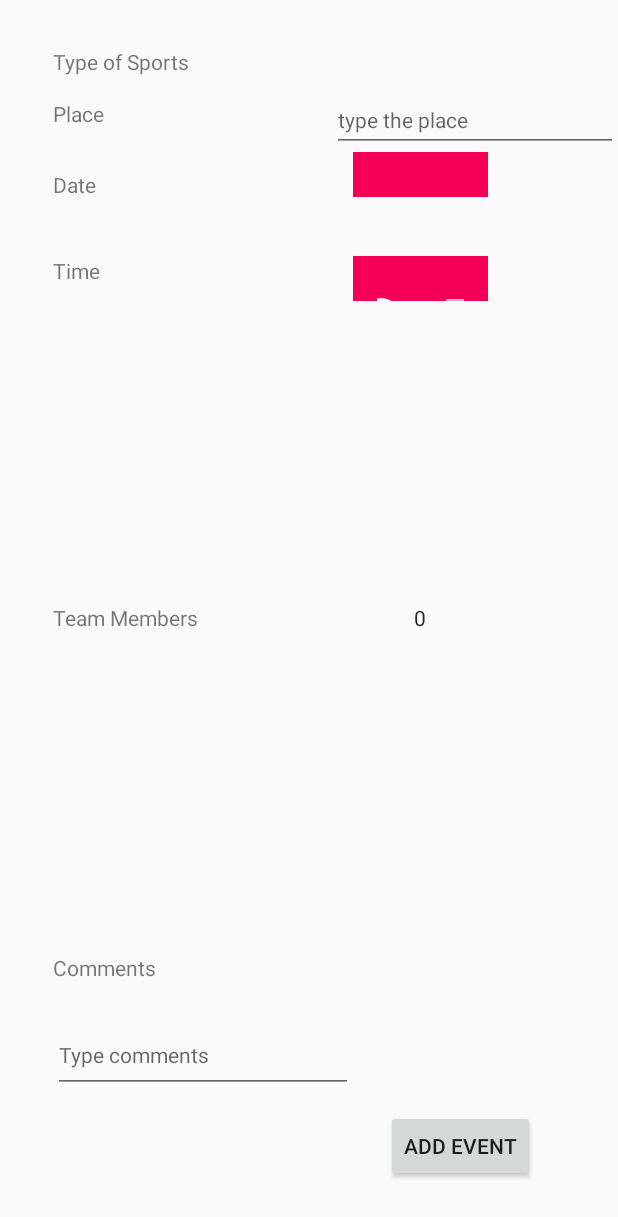
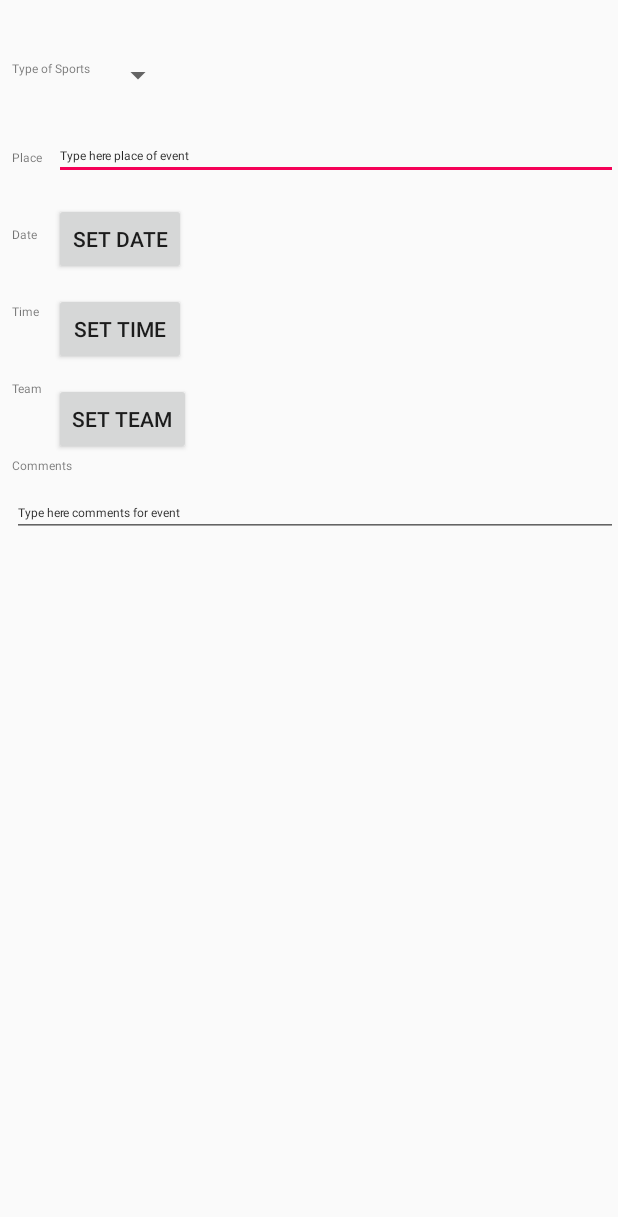
Before and after one commit to IgorSukhinskii/Social-Gym, an Android app: the layout add_event.xml on its own in the app's theme, with its tools: preview values and no code run, on a phone screen of 412 x 824 dp. Shown: the top 1217 px of the screen. Run offline under Robolectric (Android 15) with nearby library versions, the phone set to English and light mode, and no system bars.

Commit message:
SG-8: Make font sizes the same in 'add_event.xml' Make alignment in 'add_event.xml' Make buttons for date, time and number pickers in 'add_event.xml'

```diff
--- a/Android/app/src/main/res/layout/add_event.xml
+++ b/Android/app/src/main/res/layout/add_event.xml
@@ -1,138 +1,133 @@
 <?xml version="1.0" encoding="utf-8"?>
 <RelativeLayout xmlns:android="http://schemas.android.com/apk/res/android"
+    android:layout_width="match_parent"
+    android:layout_height="match_parent"
+    android:layout_alignParentTop="true"
+    android:layout_marginStart="@dimen/margin_start_addevent">
 
+    <TextView
+        android:text="Type of Sports"
+        android:layout_width="wrap_content"
+        android:layout_height="wrap_content"
+        android:id="@+id/textView1"
+        android:layout_alignParentTop="true"
+        android:layout_alignParentStart="true"
+        android:layout_marginTop="40dp"
+        android:textSize="@dimen/font_size_addevent"/>
 
-android:layout_width="match_parent"
-android:layout_height="match_parent">
+    <TextView
+        android:text="Place"
+        android:layout_width="wrap_content"
+        android:layout_height="wrap_content"
+        android:id="@+id/textView2"
+        android:layout_marginTop="37dp"
+        android:textSize="@dimen/font_size_addevent"
+        android:layout_below="@+id/spinner"
+        android:layout_alignParentStart="true" />
 
+    <TextView
+        android:text="Date"
+        android:layout_width="wrap_content"
+        android:layout_height="wrap_content"
+        android:id="@+id/textView3"
+        android:layout_marginTop="40dp"
+        android:layout_below="@id/textView2"
+        android:textSize="@dimen/font_size_addevent"/>
 
     <TextView
         android:text="Time"
         android:layout_width="wrap_content"
         android:layout_height="wrap_content"
         android:id="@+id/textView4"
-    android:layout_marginTop="39dp"
-    android:layout_below="@+id/datePicker"
-    android:layout_alignStart="@+id/textView3" />
-
-<android.support.design.widget.TextInputLayout
-    android:layout_width="match_parent"
-    android:layout_height="wrap_content"
-    android:layout_above="@+id/button"
-    android:layout_alignParentEnd="true"
-    android:layout_marginBottom="11dp"
-    android:baselineAligned="false"
-    android:id="@+id/textInputLayout2">
-
-</android.support.design.widget.TextInputLayout>
-
-    <NumberPicker
-    android:layout_width="90dp"
-    android:layout_height="30dp"
-    android:id="@+id/numberPicker"
-    android:layout_centerVertical="true"
-    android:layout_alignStart="@+id/timePicker" />
-
-    <ExpandableListView
-    android:layout_width="90dp"
-    android:layout_height="30dp"
-    android:id="@+id/expandableListView"
-    android:layout_marginEnd="14dp"
-    android:layout_above="@+id/textInputLayout"
-    android:layout_alignEnd="@+id/datePicker" />
+        android:layout_marginTop="40dp"
+        android:layout_below="@id/textView3"
+        android:textSize="@dimen/font_size_addevent"/>
 
     <TextView
-    android:text="Date"
-    android:layout_width="wrap_content"
-    android:layout_height="wrap_content"
-    android:layout_marginTop="12dp"
-    android:id="@+id/textView3"
-    android:layout_below="@+id/textInputLayout"
-    android:layout_alignStart="@+id/textView2" />
-
-<TextView
-    android:text="Team Members"
+        android:text="Team"
         android:layout_width="wrap_content"
         android:layout_height="wrap_content"
         android:id="@+id/textView5"
-    android:layout_marginStart="35dp"
-    android:layout_centerVertical="true"
-    android:layout_alignParentStart="true" />
+        android:layout_marginTop="40dp"
+        android:layout_below="@id/textView4"
+        android:textSize="@dimen/font_size_addevent"/>
 
     <TextView
         android:text="Comments"
         android:layout_width="wrap_content"
         android:layout_height="wrap_content"
         android:id="@+id/textView6"
-    android:layout_marginBottom="24dp"
-    android:layout_above="@+id/editText2"
-    android:layout_alignStart="@+id/textView5" />
+        android:layout_marginTop="40dp"
+        android:layout_below="@id/textView5"
+        android:textSize="@dimen/font_size_addevent"/>
 
-<TextView
-    android:text="Type of Sports"
+
+    <Spinner
         android:layout_width="wrap_content"
         android:layout_height="wrap_content"
-    android:layout_marginTop="31dp"
-    android:id="@+id/textView"
-    android:layout_alignParentTop="true"
-    android:layout_alignStart="@+id/textView5" />
-
-<TextView
-    android:text="Place"
-    android:layout_width="wrap_content"
-    android:layout_height="wrap_content"
-    android:id="@+id/textView2"
-    android:layout_marginBottom="16dp"
-    android:layout_above="@+id/datePicker"
-    android:layout_alignStart="@+id/textView" />
-
-<android.support.design.widget.TextInputLayout
-    android:layout_width="match_parent"
-    android:layout_height="wrap_content"
-    android:id="@+id/textInputLayout"
-    android:layout_below="@+id/textView"
-    android:layout_alignStart="@+id/expandableListView">
+        android:id="@+id/spinner"
+        android:layout_toRightOf="@+id/textView1"
+        android:layout_marginTop="38dp"
+        android:textSize="@dimen/font_size_addevent"
+        android:layout_marginStart="@dimen/margin_start_addevent"
+        android:entries="@array/typeOfSports"/>
 
     <EditText
         android:layout_width="match_parent"
         android:layout_height="wrap_content"
-        android:hint="type the place"
-        android:textSize="14sp"
+        android:inputType="textPersonName"
+        android:text="Type here place of event "
+        android:layout_below="@+id/spinner"
+        android:layout_marginTop="26dp"
+        android:layout_toEndOf="@+id/textView2"
+        android:layout_marginStart="@dimen/margin_start_addevent"
+        android:textSize="@dimen/font_size_addevent"
         android:id="@+id/editText" />
-</android.support.design.widget.TextInputLayout>
 
-    <DatePicker
-        android:layout_width="90dp"
-        android:layout_height="30dp"
-        android:id="@+id/datePicker"
-        android:layout_below="@+id/textInputLayout"
-        android:layout_alignStart="@+id/timePicker" />
+    <Button
+        android:id="@+id/dateButton"
+        android:layout_width="wrap_content"
+        android:layout_height="wrap_content"
+        android:text="Set Date"
+        android:layout_below="@+id/editText"
+        android:layout_toEndOf="@+id/textView2"
+        android:layout_marginStart="@dimen/margin_start_addevent"
+        android:layout_marginTop="15dp"
+        android:onClick="setDate"  />
 
-    <TimePicker
-    android:layout_width="90dp"
-    android:layout_height="30dp"
-    android:id="@+id/timePicker"
-        android:layout_alignTop="@+id/textView4"
-        android:layout_toEndOf="@+id/editText2" />
+    <Button
+        android:id="@+id/timeButton"
+        android:layout_width="wrap_content"
+        android:layout_height="wrap_content"
+        android:layout_toEndOf="@+id/textView2"
+        android:layout_marginStart="@dimen/margin_start_addevent"
+        android:layout_marginTop="12dp"
+        android:text="Set Time"
+        android:layout_below="@+id/dateButton"
+        android:onClick="setTime" />
+
+    <Button
+        android:id="@+id/teamMembers"
+        android:layout_width="wrap_content"
+        android:layout_height="wrap_content"
+        android:layout_toEndOf="@+id/textView2"
+        android:layout_marginStart="@dimen/margin_start_addevent"
+        android:layout_marginTop="12dp"
+        android:text="Set Team"
+        android:layout_below="@+id/timeButton"
+        android:onClick="SetTeam" />
 
     <EditText
-        android:layout_width="200dp"
-        android:layout_height="50dp"
-        android:hint="Type comments"
-        android:id="@+id/editText2"
-        android:textSize="14sp"
-        android:layout_above="@+id/textInputLayout2"
-        android:layout_alignStart="@+id/textView6" />
+        android:layout_width="match_parent"
+        android:layout_height="wrap_content"
+        android:inputType="textPersonName"
+        android:text="Type here comments for event "
+        android:layout_below="@+id/textView6"
+        android:layout_marginTop="10dp"
+        android:textSize="@dimen/font_size_addevent"
+        android:id="@+id/editText2" />
 
-    <Button
-        android:text="Add Event"
-        android:layout_width="wrap_content"
-        android:layout_height="wrap_content"
-        android:id="@+id/button"
-        android:layout_marginBottom="36dp"
-        android:layout_alignParentBottom="true"
-        android:layout_toEndOf="@+id/editText2"
-        android:layout_marginStart="22dp" />
+
 
 
 </RelativeLayout>
```
Lines whose indentation alone changed are shown as unchanged.
